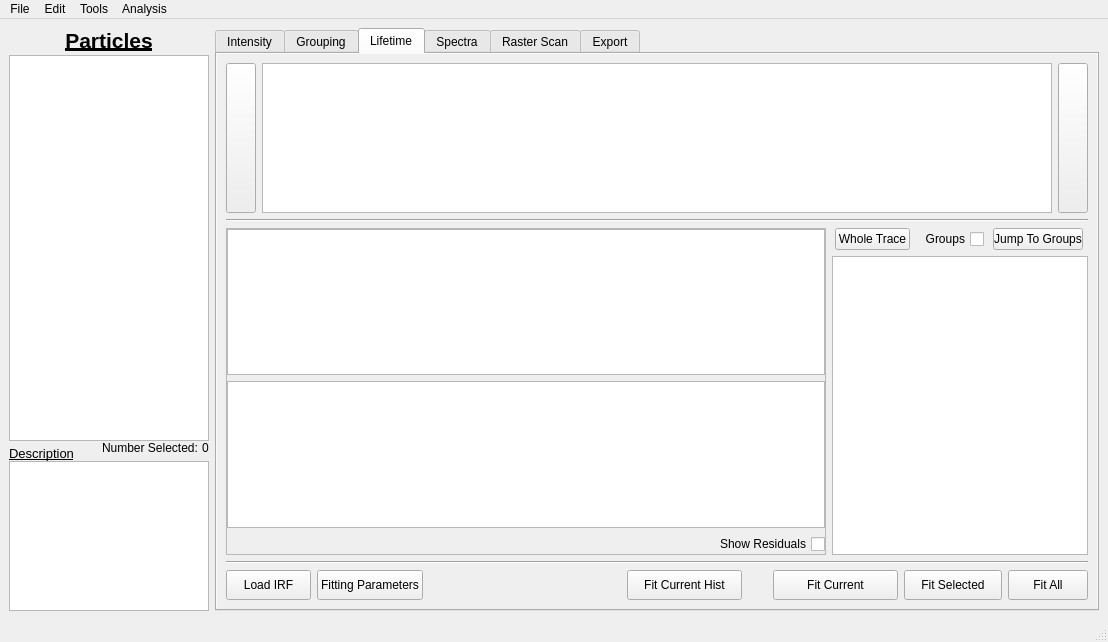
The window that resources/ui/mainwindow.ui (BioPhysicsUP/Full_SMS) describes before a commit, drawn with Qt 5.
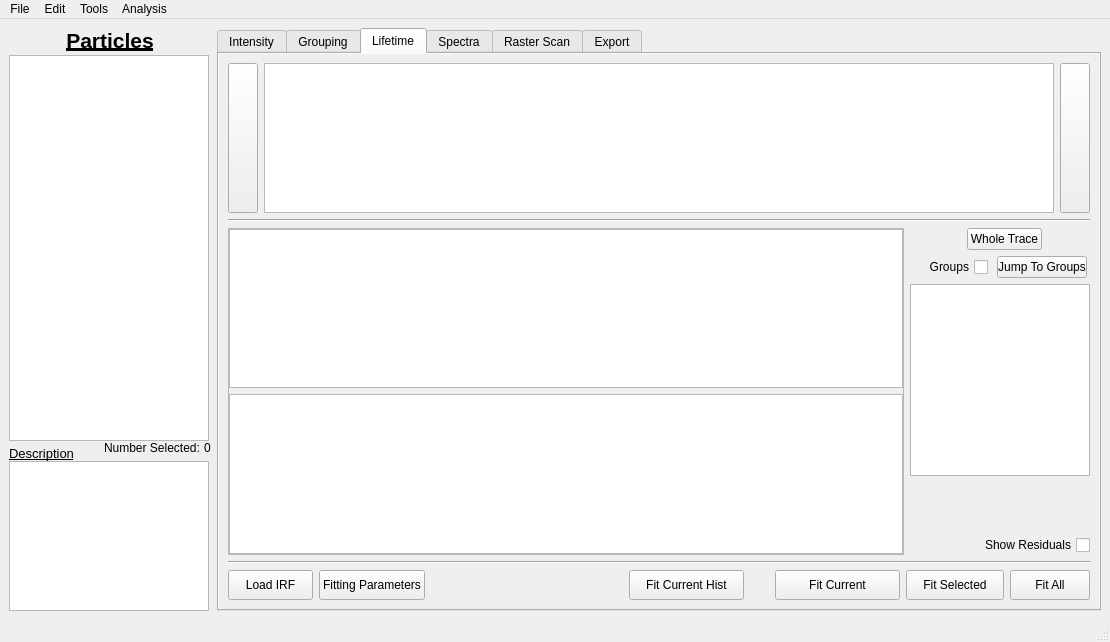
The same window after the commit. The open tabs and pages were chosen to show the change. Icons and pictures are not drawn. Custom widgets are drawn as their Qt base class.

Patch:
```diff
--- a/resources/ui/mainwindow.ui
+++ b/resources/ui/mainwindow.ui
@@ -118,11 +118,11 @@
            <enum>Qt::Horizontal</enum>
           </property>
           <property name="sizeType">
-           <enum>QSizePolicy::Expanding</enum>
+           <enum>QSizePolicy::Minimum</enum>
           </property>
           <property name="sizeHint" stdset="0">
            <size>
-            <width>20</width>
+            <width>30</width>
             <height>20</height>
            </size>
           </property>
@@ -1830,16 +1830,6 @@
                </property>
               </widget>
              </item>
-             <item>
-              <widget class="QCheckBox" name="chbShow_Residuals">
-               <property name="layoutDirection">
-                <enum>Qt::RightToLeft</enum>
-               </property>
-               <property name="text">
-                <string>Show Residuals</string>
-               </property>
-              </widget>
-             </item>
             </layout>
            </widget>
           </item>
@@ -1849,7 +1839,23 @@
              <number>0</number>
             </property>
             <item>
-             <layout class="QHBoxLayout" name="horizontalLayout_3">
+             <layout class="QHBoxLayout" name="horizontalLayout_4">
+              <item>
+               <spacer name="horizontalSpacer_4">
+                <property name="orientation">
+                 <enum>Qt::Horizontal</enum>
+                </property>
+                <property name="sizeType">
+                 <enum>QSizePolicy::Minimum</enum>
+                </property>
+                <property name="sizeHint" stdset="0">
+                 <size>
+                  <width>10</width>
+                  <height>20</height>
+                 </size>
+                </property>
+               </spacer>
+              </item>
               <item>
                <widget class="QPushButton" name="btnWholeTrace">
                 <property name="sizePolicy">
@@ -1872,6 +1878,26 @@
                 </property>
                </widget>
               </item>
+             </layout>
+            </item>
+            <item>
+             <layout class="QHBoxLayout" name="horizontalLayout_3">
+              <item>
+               <spacer name="horizontalSpacer_5">
+                <property name="orientation">
+                 <enum>Qt::Horizontal</enum>
+                </property>
+                <property name="sizeType">
+                 <enum>QSizePolicy::Minimum</enum>
+                </property>
+                <property name="sizeHint" stdset="0">
+                 <size>
+                  <width>10</width>
+                  <height>20</height>
+                 </size>
+                </property>
+               </spacer>
+              </item>
               <item>
                <widget class="QCheckBox" name="chbLifetime_Show_Groups">
                 <property name="sizePolicy">
@@ -1928,12 +1954,35 @@
               </property>
               <property name="maximumSize">
                <size>
-                <width>16777215</width>
-                <height>16777215</height>
+                <width>180</width>
+                <height>200</height>
                </size>
               </property>
              </widget>
             </item>
+            <item>
+             <spacer name="verticalSpacer_3">
+              <property name="orientation">
+               <enum>Qt::Vertical</enum>
+              </property>
+              <property name="sizeHint" stdset="0">
+               <size>
+                <width>20</width>
+                <height>40</height>
+               </size>
+              </property>
+             </spacer>
+            </item>
+            <item>
+             <widget class="QCheckBox" name="chbShow_Residuals">
+              <property name="layoutDirection">
+               <enum>Qt::RightToLeft</enum>
+              </property>
+              <property name="text">
+               <string>Show Residuals</string>
+              </property>
+             </widget>
+            </item>
            </layout>
           </item>
          </layout>
```
Left out of the diff: 2 changed lines with no effect on the pictures.
